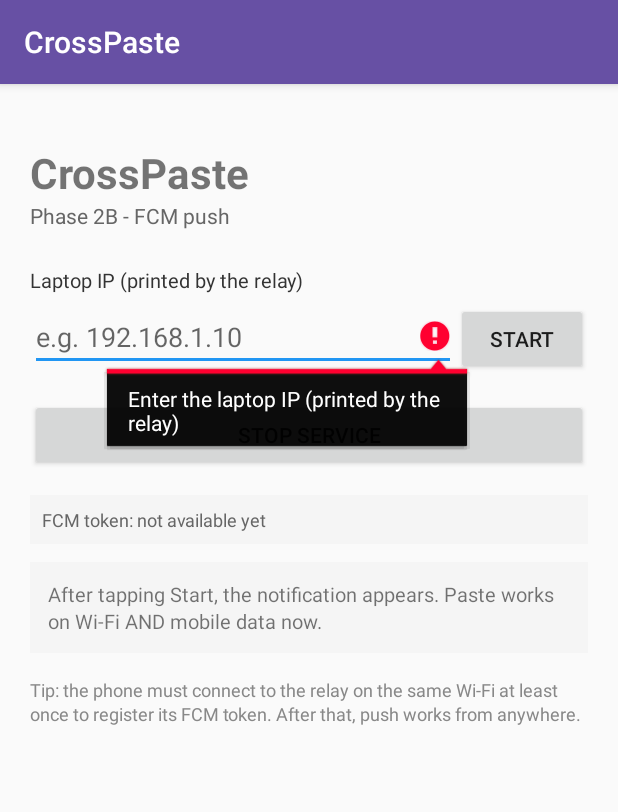
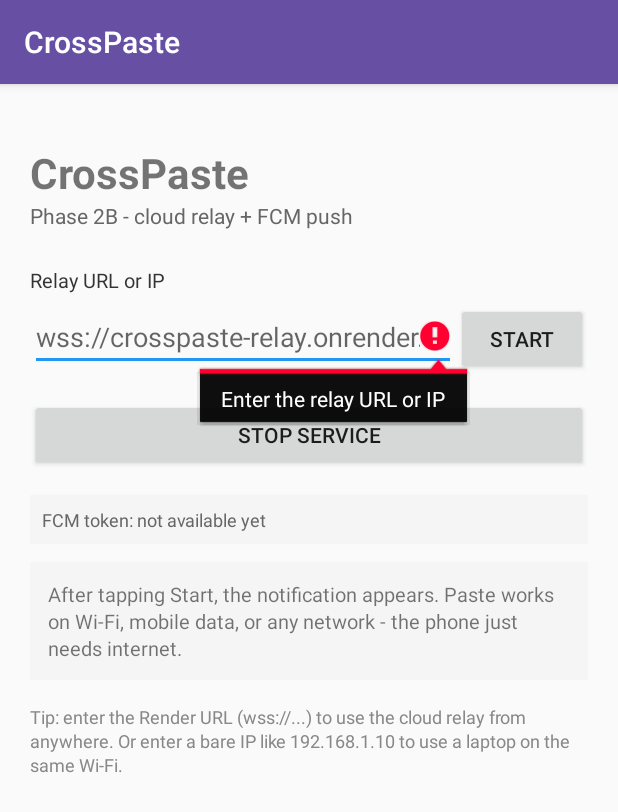
Before and after one commit to CodingPrakharKapoor/crosspaste, an Android app: the screen it shows after launch (MainActivity), after a tap on "START", on a phone screen of 412 x 824 dp. Shown: the top 812 px of the screen. Run offline under Robolectric (Android 15) with nearby library versions, the phone set to English and light mode, and no system bars.

Commit message:
Phase 2B Step 1.5: cloud-deploy-ready relay

```diff
--- a/app-android/app/src/main/java/com/crosspaste/app/MainActivity.kt
+++ b/app-android/app/src/main/java/com/crosspaste/app/MainActivity.kt
@@ -23,7 +23,7 @@ class MainActivity : AppCompatActivity() {
         super.onCreate(savedInstanceState)
         setContentView(R.layout.activity_main)
 
-        val ipInput = findViewById<EditText>(R.id.ipInput)
+        val urlInput = findViewById<EditText>(R.id.ipInput)
         val startBtn = findViewById<Button>(R.id.startBtn)
         val stopBtn = findViewById<Button>(R.id.stopBtn)
         val tokenText = findViewById<TextView>(R.id.tokenText)
@@ -52,14 +52,15 @@ class MainActivity : AppCompatActivity() {
             }
 
         startBtn.setOnClickListener {
-            val ip = ipInput.text?.toString()?.trim().orEmpty()
-            if (ip.isEmpty()) {
-                ipInput.error = "Enter the laptop IP (printed by the relay)"
+            val raw = urlInput.text?.toString()?.trim().orEmpty()
+            if (raw.isEmpty()) {
+                urlInput.error = "Enter the relay URL or IP"
                 return@setOnClickListener
             }
+            val url = normalizeRelayUrl(raw)
             val intent = Intent(this, ClipboardForegroundService::class.java).apply {
                 action = ClipboardForegroundService.ACTION_START
-                putExtra(ClipboardForegroundService.EXTRA_HOST, ip)
+                putExtra(ClipboardForegroundService.EXTRA_URL, url)
             }
             if (Build.VERSION.SDK_INT >= Build.VERSION_CODES.O) {
                 startForegroundService(intent)
@@ -75,4 +76,26 @@ class MainActivity : AppCompatActivity() {
             startService(intent)
         }
     }
+
+    /**
+     * Accept several forms of input and return a valid ws:// or wss:// URL:
+     *   "wss://crosspaste-relay.onrender.com"  -> as-is
+     *   "crosspaste-relay.onrender.com"        -> "wss://crosspaste-relay.onrender.com"
+     *   "192.168.1.10"                         -> "ws://192.168.1.10:8080"
+     *   "192.168.1.10:8080"                    -> "ws://192.168.1.10:8080"
+     *   "localhost:8080"                       -> "ws://localhost:8080"
+     */
+    private fun normalizeRelayUrl(input: String): String {
+        val trimmed = input.trim()
+        return when {
+            trimmed.startsWith("ws://") || trimmed.startsWith("wss://") -> trimmed
+            trimmed.contains("onrender.com") ||
+            trimmed.endsWith(".com") ||
+            trimmed.endsWith(".io") ||
+            trimmed.endsWith(".app") ||
+            trimmed.endsWith(".dev") -> "wss://$trimmed"
+            trimmed.contains(":") -> "ws://$trimmed"           // already has a port
+            else -> "ws://$trimmed:8080"                       // bare IP / hostname
+        }
+    }
 }
--- a/app-android/app/src/main/res/layout/activity_main.xml
+++ b/app-android/app/src/main/res/layout/activity_main.xml
@@ -16,7 +16,7 @@
     <TextView
         android:layout_width="wrap_content"
         android:layout_height="wrap_content"
-        android:text="Phase 2B - FCM push"
+        android:text="Phase 2B - cloud relay + FCM push"
         android:textSize="14sp"
         android:textColor="#666666"
         android:layout_marginBottom="24dp" />
@@ -24,7 +24,7 @@
     <TextView
         android:layout_width="match_parent"
         android:layout_height="wrap_content"
-        android:text="Laptop IP (printed by the relay)"
+        android:text="Relay URL or IP"
         android:textSize="13sp"
         android:textColor="#333333"
         android:layout_marginBottom="6dp" />
@@ -40,9 +40,9 @@
             android:layout_width="0dp"
             android:layout_height="wrap_content"
             android:layout_weight="1"
-            android:hint="e.g. 192.168.1.10"
-            android:inputType="number|numberDecimal"
-            android:digits="0123456789." />
+            android:hint="wss://crosspaste-relay.onrender.com or 192.168.1.10"
+            android:inputType="textUri"
+            android:singleLine="true" />
 
         <Button
             android:id="@+id/startBtn"
@@ -72,7 +72,7 @@
     <TextView
         android:layout_width="match_parent"
         android:layout_height="wrap_content"
-        android:text="After tapping Start, the notification appears. Paste works on Wi-Fi AND mobile data now."
+        android:text="After tapping Start, the notification appears. Paste works on Wi-Fi, mobile data, or any network - the phone just needs internet."
         android:textSize="13sp"
         android:lineSpacingExtra="2dp"
         android:padding="12dp"
@@ -82,7 +82,7 @@
         android:layout_width="match_parent"
         android:layout_height="wrap_content"
         android:layout_marginTop="16dp"
-        android:text="Tip: the phone must connect to the relay on the same Wi-Fi at least once to register its FCM token. After that, push works from anywhere."
+        android:text="Tip: enter the Render URL (wss://...) to use the cloud relay from anywhere. Or enter a bare IP like 192.168.1.10 to use a laptop on the same Wi-Fi."
         android:textSize="12sp"
         android:textColor="#888888"
         android:lineSpacingExtra="2dp" />
```
Also changed, not shown: app-android/app/src/main/java/com/crosspaste/app/ClipboardForegroundService.kt (+10 -10 lines), 9 other files.
